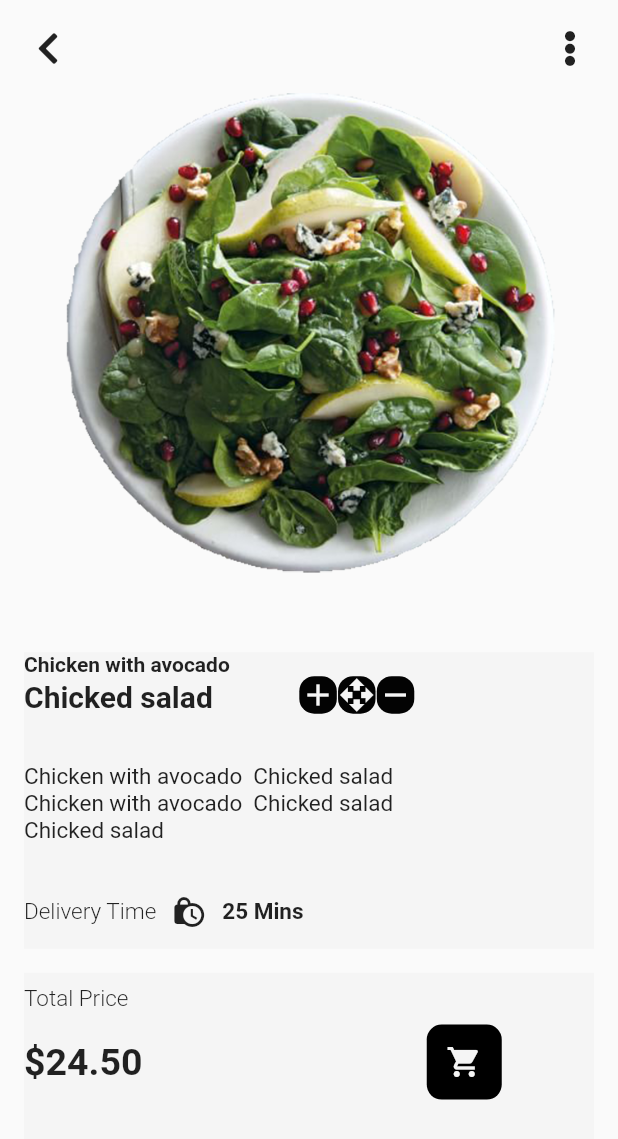
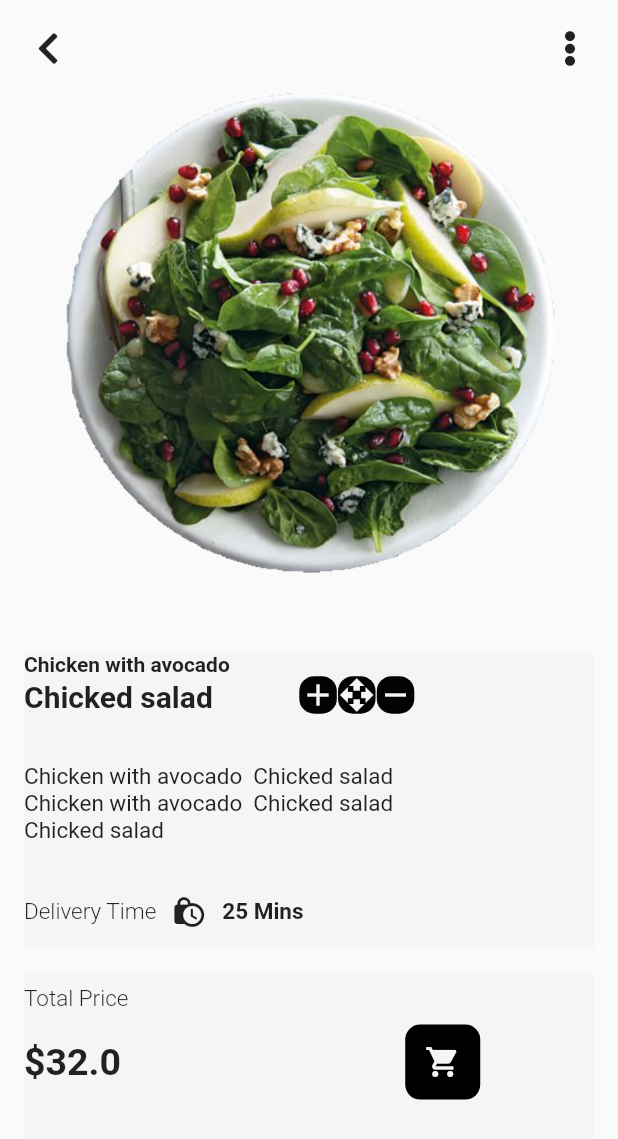
Before and after one commit to klauscj1/capacitacion_icreativa_flutter_pfinal, a Flutter app: the DetailProductPage screen opened directly with sample values from the repository, on a phone screen of 412 x 824 dp. Shown: the top 1139 px of the screen. Run offline on Flutter 3.47's test engine with Material 2 defaults, Android fonts, the phone set to English and light mode, and no system bars; our stand-ins replace font_awesome_flutter.

Commit message:
pagedetalleTerminada2

```diff
--- a/lib/ui/pages/detail_product_page.dart
+++ b/lib/ui/pages/detail_product_page.dart
@@ -170,7 +170,7 @@ class DetailProductPage extends StatelessWidget {
                   mainAxisAlignment: MainAxisAlignment.spaceBetween,
                   children: [
                     Text(
-                          '\$24.50',
+                          '\$${producto.precio}',
                           style: TextStyle(
                             fontSize: 25,
                             fontWeight: FontWeight.bold,
```
